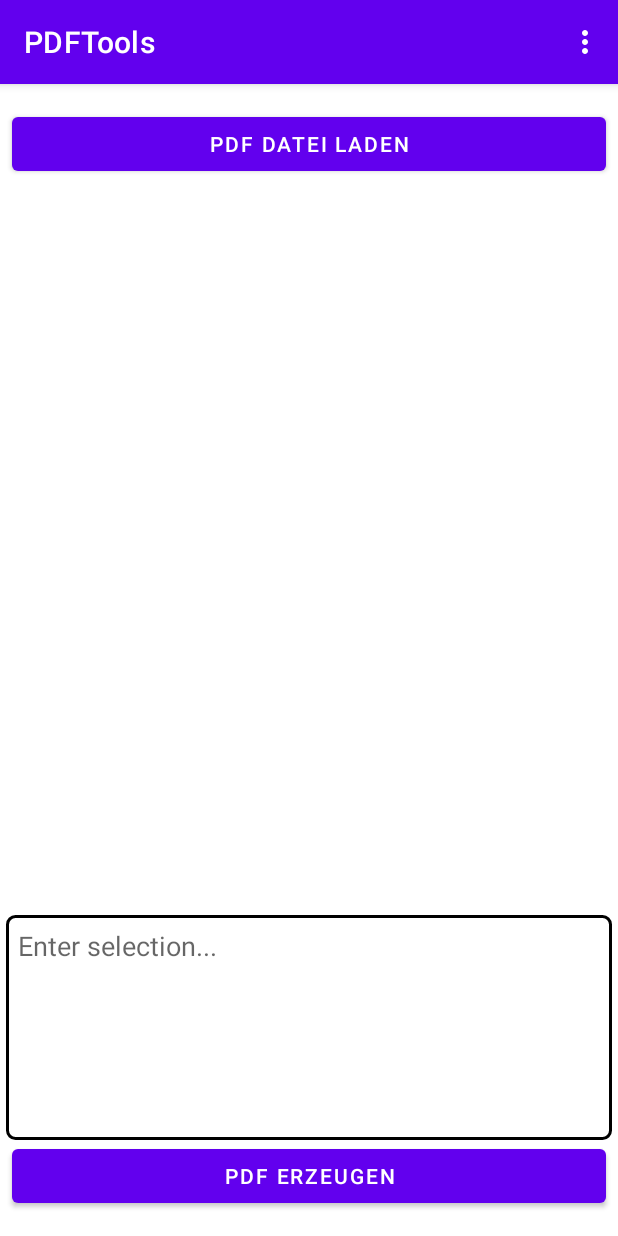
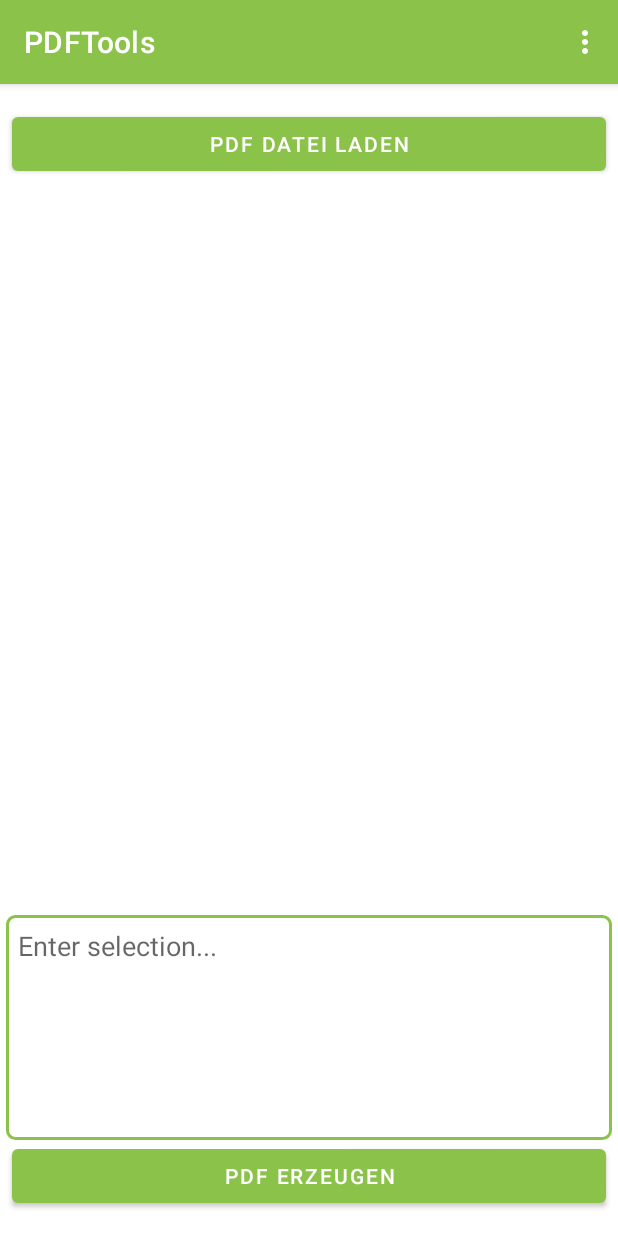
Before and after one commit to gibbsnich/PDFTools, an Android app: the screen it shows after launch (MainActivity), on a phone screen of 412 x 824 dp. Run offline under Robolectric (Android 15) with nearby library versions, the phone set to English and light mode, and no system bars; libraries missing offline, so code that uses them is left out: com.tom_roush.pdfbox; 1 statement that could not run was skipped.

Commit message:
fix some colors

```diff
--- a/app/src/main/res/drawable/border_select_pdf_text.xml
+++ b/app/src/main/res/drawable/border_select_pdf_text.xml
@@ -9,5 +9,5 @@
 
     <stroke
         android:width="2dip"
-        android:color="#000" />
+        android:color="?attr/colorPrimary" />
 </shape>
--- a/app/src/main/res/values-night/themes.xml
+++ b/app/src/main/res/values-night/themes.xml
@@ -2,12 +2,12 @@
     <!-- Base application theme. -->
     <style name="Theme.PDFTools" parent="Theme.MaterialComponents.DayNight.DarkActionBar">
         <!-- Primary brand color. -->
-        <item name="colorPrimary">@color/purple_200</item>
-        <item name="colorPrimaryVariant">@color/purple_700</item>
-        <item name="colorOnPrimary">@color/black</item>
+        <item name="colorPrimary">@color/green_200</item>
+        <item name="colorPrimaryVariant">@color/green_700</item>
+        <item name="colorOnPrimary">@color/white</item>
         <!-- Secondary brand color. -->
-        <item name="colorSecondary">@color/teal_200</item>
-        <item name="colorSecondaryVariant">@color/teal_200</item>
+        <item name="colorSecondary">@color/yellow_200</item>
+        <item name="colorSecondaryVariant">@color/yellow_200</item>
         <item name="colorOnSecondary">@color/black</item>
         <!-- Status bar color. -->
         <item name="android:statusBarColor" tools:targetApi="l">?attr/colorPrimaryVariant</item>
--- a/app/src/main/res/values/colors.xml
+++ b/app/src/main/res/values/colors.xml
@@ -1,5 +1,10 @@
 <?xml version="1.0" encoding="utf-8"?>
 <resources>
+    <color name="green_200">#638BC34A</color>
+    <color name="green_500">#978BC34A</color>
+    <color name="green_700">#8BC34A</color>
+    <color name="yellow_200">#7EFFEB3B</color>
+    <color name="yellow_700">#FFEB3B</color>
     <color name="purple_200">#FFBB86FC</color>
     <color name="purple_500">#FF6200EE</color>
     <color name="purple_700">#FF3700B3</color>
--- a/app/src/main/res/values/themes.xml
+++ b/app/src/main/res/values/themes.xml
@@ -2,12 +2,12 @@
     <!-- Base application theme. -->
     <style name="Theme.PDFTools" parent="Theme.MaterialComponents.DayNight.DarkActionBar">
         <!-- Primary brand color. -->
-        <item name="colorPrimary">@color/purple_500</item>
-        <item name="colorPrimaryVariant">@color/purple_700</item>
+        <item name="colorPrimary">@color/green_700</item>
+        <item name="colorPrimaryVariant">@color/green_200</item>
         <item name="colorOnPrimary">@color/white</item>
         <!-- Secondary brand color. -->
-        <item name="colorSecondary">@color/teal_200</item>
-        <item name="colorSecondaryVariant">@color/teal_700</item>
+        <item name="colorSecondary">@color/yellow_200</item>
+        <item name="colorSecondaryVariant">@color/yellow_700</item>
         <item name="colorOnSecondary">@color/black</item>
         <!-- Status bar color. -->
         <item name="android:statusBarColor" tools:targetApi="l">?attr/colorPrimaryVariant</item>
```
